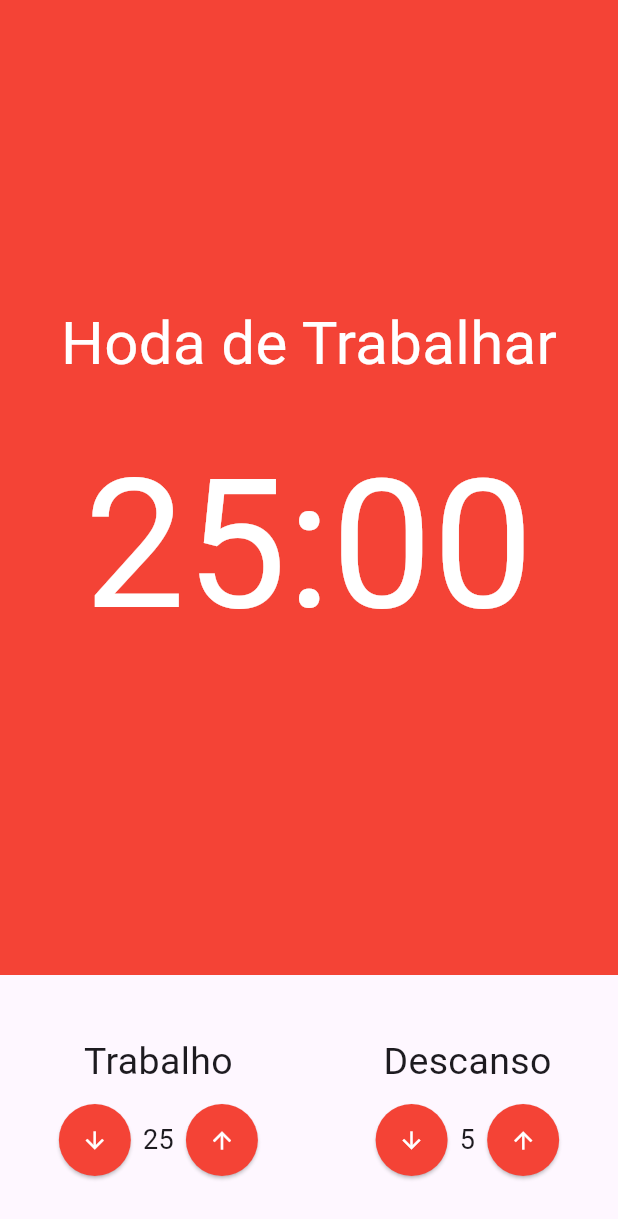
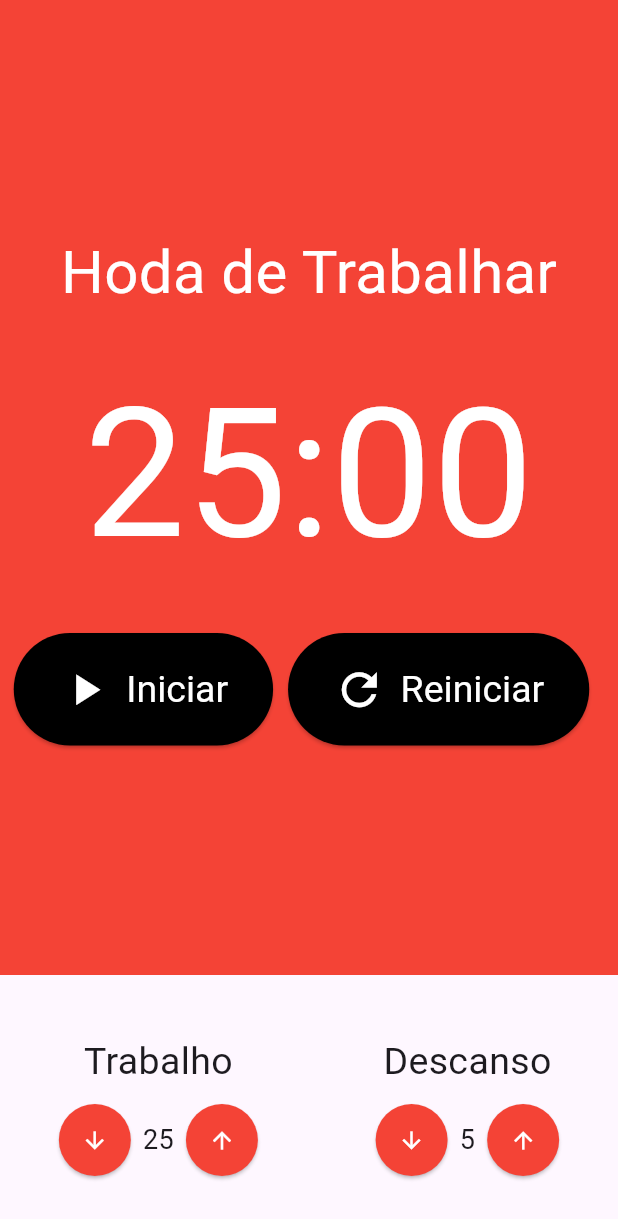
Before and after one commit to EuRafaelaSantos/pomodoro, a Flutter app: the screen it shows after launch, on a phone screen of 412 x 824 dp. Shown: the top 1219 px of the screen. Run offline on Flutter 3.47's test engine with Material 3 defaults, Android fonts, the phone set to English and light mode, and no system bars; our stand-ins replace mobx; generated files the repository leaves out were written again.

Commit message:
Componente Botão Cronometro

```diff
--- a/lib/components/cronometro.dart
+++ b/lib/components/cronometro.dart
@@ -1,4 +1,5 @@
 import 'package:flutter/material.dart';
+import 'package:pomodoro/components/cronometroBotao.dart';
 
 class Cronometro extends StatelessWidget {
   const Cronometro({super.key});
@@ -18,9 +19,36 @@ class Cronometro extends StatelessWidget {
             ),
           ),
           SizedBox(height: 20),
-          Text(
+          const Text(
             '25:00',
             style: TextStyle(fontSize: 120, color: Colors.white),
+          ),
+          const SizedBox(height: 20),
+          Row(
+            mainAxisAlignment: MainAxisAlignment.center,
+            children: [
+              Padding(
+                padding: const EdgeInsets.only(right: 10),
+                child: Cronometrobotao(
+                  texto: 'Iniciar',
+                  icone: Icons.play_arrow,
+                ),
+              ),
+              /*Padding(
+                padding: const EdgeInsets.only(right: 10),
+                child: Cronometrobotao(
+                  texto: 'Parar',
+                  icone: Icons.stop,
+                ),
+              ),*/
+              Padding(
+                padding: const EdgeInsets.only(right: 10),
+                child: Cronometrobotao(
+                  texto: 'Reiniciar',
+                  icone: Icons.refresh,
+                ),
+              ),
+            ],
           )
         ],
       ),
--- /dev/null
+++ b/lib/components/cronometroBotao.dart
@@ -0,0 +1,46 @@
+import 'package:flutter/material.dart';
+
+class Cronometrobotao extends StatelessWidget {
+  final String texto;
+  final IconData icone;
+
+  Cronometrobotao({
+    super.key,
+    required this.texto,
+    required this.icone,
+  });
+
+  @override
+  Widget build(BuildContext context) {
+    return ElevatedButton(
+      style: ElevatedButton.styleFrom(
+          backgroundColor: Colors.black,
+          padding: EdgeInsets.symmetric(
+            horizontal: 30,
+            vertical: 20,
+          ),
+          textStyle: TextStyle(
+            fontSize: 25,
+          )),
+      onPressed: () {},
+      child: Row(
+        children: [
+          Padding(
+            padding: const EdgeInsets.only(right: 10),
+            child: Icon(
+              icone,
+              color: Colors.white,
+              size: 35,
+            ),
+          ),
+          Text(
+            texto,
+            style: TextStyle(
+              color: Colors.white,
+            ),
+          ),
+        ],
+      ),
+    );
+  }
+}
```
